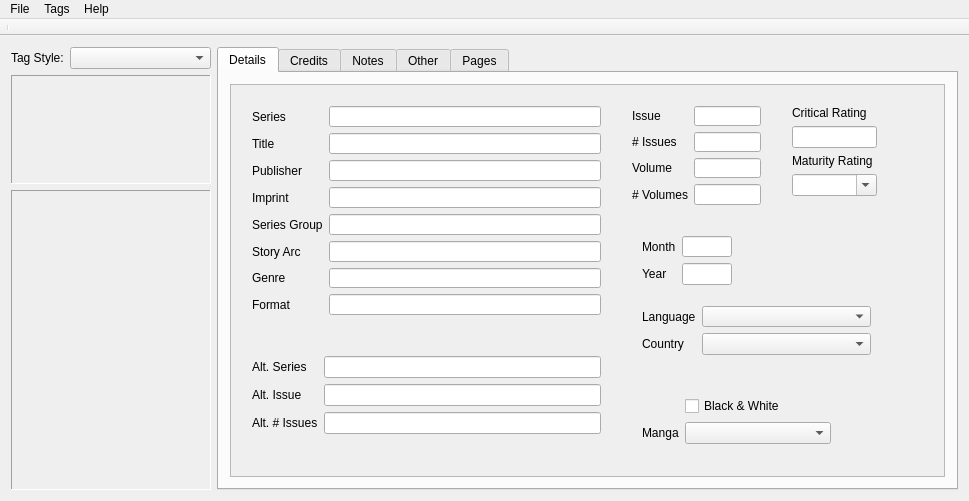
This is taggerwindow.ui in comictagger/comictagger as Qt 5 draws it before an edit. The edited form follows.
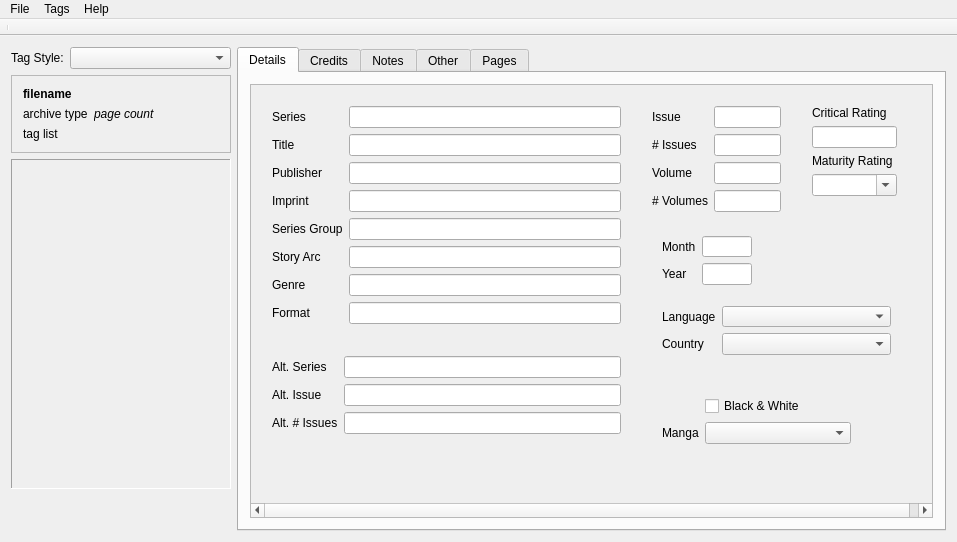
This is the edited form.

Commit message: Reworked info box

What changed in the file:
```diff
--- a/taggerwindow.ui
+++ b/taggerwindow.ui
@@ -6,8 +6,8 @@
    <rect>
     <x>0</x>
     <y>0</y>
-    <width>969</width>
-    <height>501</height>
+    <width>957</width>
+    <height>542</height>
    </rect>
   </property>
   <property name="sizePolicy">
@@ -33,6 +33,9 @@
        <layout class="QVBoxLayout" name="verticalLayout">
         <item>
          <layout class="QFormLayout" name="formLayout">
+          <property name="fieldGrowthPolicy">
+           <enum>QFormLayout::AllNonFixedFieldsGrow</enum>
+          </property>
           <property name="formAlignment">
            <set>Qt::AlignHCenter|Qt::AlignTop</set>
           </property>
@@ -49,48 +52,143 @@
          </layout>
         </item>
         <item>
-         <widget class="QLabel" name="lblArchiveInfo">
+         <widget class="QFrame" name="frameInfoBox">
           <property name="sizePolicy">
-           <sizepolicy hsizetype="Preferred" vsizetype="Expanding">
+           <sizepolicy hsizetype="Fixed" vsizetype="Minimum">
             <horstretch>0</horstretch>
             <verstretch>0</verstretch>
            </sizepolicy>
           </property>
+          <property name="minimumSize">
+           <size>
+            <width>220</width>
+            <height>0</height>
+           </size>
+          </property>
           <property name="maximumSize">
            <size>
-            <width>200</width>
+            <width>220</width>
             <height>16777215</height>
            </size>
           </property>
           <property name="frameShape">
-           <enum>QFrame::Panel</enum>
+           <enum>QFrame::StyledPanel</enum>
           </property>
           <property name="frameShadow">
-           <enum>QFrame::Sunken</enum>
+           <enum>QFrame::Raised</enum>
           </property>
-          <property name="text">
-           <string/>
-          </property>
+          <layout class="QVBoxLayout" name="verticalLayout_4">
+           <item>
+            <widget class="QLabel" name="lblFilename">
+             <property name="sizePolicy">
+              <sizepolicy hsizetype="Preferred" vsizetype="Minimum">
+               <horstretch>0</horstretch>
+               <verstretch>0</verstretch>
+              </sizepolicy>
+             </property>
+             <property name="font">
+              <font>
+               <weight>75</weight>
+               <bold>true</bold>
+              </font>
+             </property>
+             <property name="text">
+              <string>filename</string>
+             </property>
+             <property name="wordWrap">
+              <bool>true</bool>
+             </property>
+            </widget>
+           </item>
+           <item>
+            <layout class="QHBoxLayout" name="horizontalLayout_4">
+             <item>
+              <widget class="QLabel" name="lblArchiveType">
+               <property name="sizePolicy">
+                <sizepolicy hsizetype="Minimum" vsizetype="Minimum">
+                 <horstretch>0</horstretch>
+                 <verstretch>0</verstretch>
+                </sizepolicy>
+               </property>
+               <property name="maximumSize">
+                <size>
+                 <width>200</width>
+                 <height>16777215</height>
+                </size>
+               </property>
+               <property name="font">
+                <font>
+                 <italic>false</italic>
+                </font>
+               </property>
+               <property name="frameShape">
+                <enum>QFrame::NoFrame</enum>
+               </property>
+               <property name="frameShadow">
+                <enum>QFrame::Sunken</enum>
+               </property>
+               <property name="text">
+                <string>archive type</string>
+               </property>
+               <property name="wordWrap">
+                <bool>false</bool>
+               </property>
+              </widget>
+             </item>
+             <item>
+              <widget class="QLabel" name="lblPageCount">
+               <property name="sizePolicy">
+                <sizepolicy hsizetype="Expanding" vsizetype="Minimum">
+                 <horstretch>0</horstretch>
+                 <verstretch>0</verstretch>
+                </sizepolicy>
+               </property>
+               <property name="font">
+                <font>
+                 <italic>true</italic>
+                </font>
+               </property>
+               <property name="text">
+                <string>page count</string>
+               </property>
+              </widget>
+             </item>
+            </layout>
+           </item>
+           <item>
+            <widget class="QLabel" name="lblTagList">
+             <property name="sizePolicy">
+              <sizepolicy hsizetype="Preferred" vsizetype="Minimum">
+               <horstretch>0</horstretch>
+               <verstretch>0</verstretch>
+              </sizepolicy>
+             </property>
+             <property name="text">
+              <string>tag list</string>
+             </property>
+            </widget>
+           </item>
+          </layout>
          </widget>
         </item>
         <item>
          <widget class="QLabel" name="lblCover">
           <property name="sizePolicy">
-           <sizepolicy hsizetype="Fixed" vsizetype="Fixed">
+           <sizepolicy hsizetype="Fixed" vsizetype="Expanding">
             <horstretch>0</horstretch>
             <verstretch>0</verstretch>
            </sizepolicy>
           </property>
           <property name="minimumSize">
            <size>
-            <width>200</width>
-            <height>300</height>
+            <width>220</width>
+            <height>330</height>
            </size>
           </property>
           <property name="maximumSize">
            <size>
-            <width>200</width>
-            <height>300</height>
+            <width>220</width>
+            <height>330</height>
            </size>
           </property>
           <property name="frameShape">
@@ -110,6 +208,19 @@
           </property>
          </widget>
         </item>
+        <item>
+         <spacer name="verticalSpacer_2">
+          <property name="orientation">
+           <enum>Qt::Vertical</enum>
+          </property>
+          <property name="sizeHint" stdset="0">
+           <size>
+            <width>20</width>
+            <height>20</height>
+           </size>
+          </property>
+         </spacer>
+        </item>
        </layout>
       </item>
       <item>
@@ -310,7 +421,7 @@
                   <x>390</x>
                   <y>10</y>
                   <width>151</width>
-                  <height>121</height>
+                  <height>128</height>
                  </rect>
                 </property>
                 <layout class="QFormLayout" name="formLayout_3">
@@ -410,7 +521,7 @@
                   <x>10</x>
                   <y>10</y>
                   <width>371</width>
-                  <height>231</height>
+                  <height>260</height>
                  </rect>
                 </property>
                 <layout class="QFormLayout" name="formLayout_2">
@@ -792,8 +903,8 @@
     <rect>
      <x>0</x>
      <y>0</y>
-     <width>969</width>
-     <height>21</height>
+     <width>957</width>
+     <height>25</height>
     </rect>
    </property>
    <widget class="QMenu" name="menuComicTagger">
```
Left out of the diff: 6 changed lines with no effect on the pictures. The commit also changes 1 other file.
